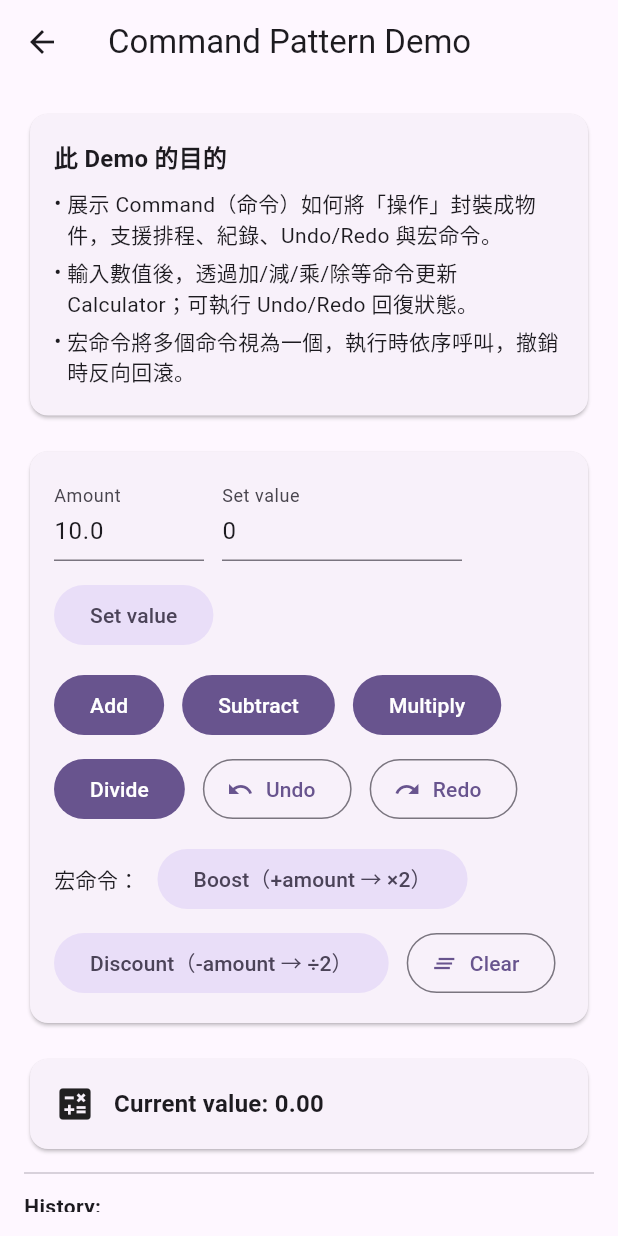
After one commit to doremichen/flutter_home, a Flutter app: the _CommandDemoBody screen opened directly, on a phone screen of 412 x 824 dp. The commit adds this screen. Run offline on Flutter 3.47's test engine with Material 3 defaults, Android fonts, the phone set to English and light mode, and no system bars; statements that could not run were skipped.

Commit message:
[DesignPatternDemo] add Command pattern demo

```diff
--- a/DesignPatternDemo/lib/data/patterns_data.dart
+++ b/DesignPatternDemo/lib/data/patterns_data.dart
@@ -12,6 +12,7 @@ import '../demos/abstract_factory/absfactory_demo.dart';
 import '../demos/adapter/adapter_demo.dart';
 import '../demos/builder/builder_demo.dart';
 import '../demos/chain_of_responsibility/cor_demo.dart';
+import '../demos/command/command_demo.dart';
 import '../demos/composite/composite_demo.dart';
 import '../demos/decorator/decorator_demo.dart';
 import '../demos/facade/facade_demo.dart';
@@ -37,7 +38,7 @@ DesignPattern(name: 'Facade', category: 'Structural', description: _descTBD, wid
 DesignPattern(name: 'Flyweight', category: 'Structural', description: _descTBD, widget: const FlyweightDemoPage()),
 DesignPattern(name: 'Proxy', category: 'Structural', description: _descTBD, widget: const ProxyDemoPage()),
 DesignPattern(name: 'Chain of Responsibility', category: 'Behavioral', description: _descTBD, widget: const CoRDemoPage()),
-DesignPattern(name: 'Command', category: 'Behavioral', description: _descTBD),
+DesignPattern(name: 'Command', category: 'Behavioral', description: _descTBD, widget: const CommandDemoPage()),
 DesignPattern(name: 'Interpreter', category: 'Behavioral', description: _descTBD),
 DesignPattern(name: 'Iterator', category: 'Behavioral', description: _descTBD),
 DesignPattern(name: 'Mediator', category: 'Behavioral', description: _descTBD),
--- a/DesignPatternDemo/lib/demos/chain_of_responsibility/pattern/cor_context.dart
+++ b/DesignPatternDemo/lib/demos/chain_of_responsibility/pattern/cor_context.dart
@@ -29,12 +29,6 @@ class ChainBuilder {
       if (withTier1) Tier1Handler(logStr: logStr),
       if (withTier2) Tier2Handler(logStr: logStr),
       if (withManager) ManagerHandler(logStr: logStr),
-      // if (withAuth) AuthHandler(logStr: logStr),
-      // if (withSpam) SpamHandler(logStr: logStr),
-      // if (withValidation) ValidationHandler(logStr: logStr),
-      // if (withTier1) Tier1Handler(logStr: logStr),
-      // if (withTier2) Tier2Handler(logStr: logStr),
-      // if (withManager) ManagerHandler(logStr: logStr),
     ];
 
     // 2. active handlers check
--- /dev/null
+++ b/DesignPatternDemo/lib/demos/command/command_demo.dart
@@ -0,0 +1,298 @@
+import 'package:flutter/material.dart.';
+import 'package:provider/provider.dart';
+
+import 'view_model/command_view_model.dart';
+
+
+class CommandDemoPage extends StatelessWidget {
+  const CommandDemoPage({super.key});
+
+  @override
+  Widget build(BuildContext context) {
+    return ChangeNotifierProvider(
+      create: (_) => CommandViewModel(),
+      child: const _CommandDemoBody(),
+    );
+  }
+
+}
+
+class _CommandDemoBody extends StatefulWidget {
+  const _CommandDemoBody();
+
+  @override
+  State<StatefulWidget> createState() => _CommandDemoBodyState();
+
+}
+
+class _CommandDemoBodyState extends State<_CommandDemoBody> {
+  // text editor controller
+  final _amountController = TextEditingController(text: '10');
+  final _setController = TextEditingController(text: '0');
+
+  // dispose
+  @override
+  void dispose() {
+    _amountController.dispose();
+    _setController.dispose();
+    super.dispose();
+  }
+
+
+  @override
+  Widget build(BuildContext context) {
+    return Consumer<CommandViewModel>(
+      builder: (context, vm, _) {
+        WidgetsBinding.instance.addPostFrameCallback((_) {
+          final msg = vm.lastToast;
+          if (msg != null) {
+            ScaffoldMessenger.of(context).showSnackBar(
+              SnackBar(content: Text(msg), duration: const Duration(seconds: 2)),
+            );
+            vm.lastToast = null;
+          }
+        });
+
+        final theme = Theme.of(context);
+
+        // sync input
+        _amountController.value = _amountController
+            .value
+            .copyWith(text: vm.value.toString());
+
+        return Scaffold(
+            appBar: AppBar(
+              title: const Text('Command Pattern Demo'),
+            ),
+          body: Padding(
+            padding: const EdgeInsets.all(16),
+            child: SingleChildScrollView(
+              child: Column(
+                crossAxisAlignment: CrossAxisAlignment.stretch,
+                children: [
+                  // --- Info Banner ---
+                  _InfoBanner(
+                    title: '此 Demo 的目的',
+                    lines: const [
+                      '展示 Command（命令）如何將「操作」封裝成物件，支援排程、紀錄、Undo/Redo 與宏命令。',
+                      '輸入數值後，透過加/減/乘/除等命令更新 Calculator；可執行 Undo/Redo 回復狀態。',
+                      '宏命令將多個命令視為一個，執行時依序呼叫，撤銷時反向回滾。',
+                    ],
+                  ),
+                  const SizedBox(height: 16),
+
+                  // --- Control region: input + basic + macro commands ---
+                  Card(
+                    child: Padding(
+                      padding: const EdgeInsets.all(16),
+                      child: Column(
+                        crossAxisAlignment: CrossAxisAlignment.stretch,
+                        children: [
+                          // Input fields
+                          Wrap(
+                            spacing: 12,
+                            runSpacing: 12,
+                            crossAxisAlignment: WrapCrossAlignment.center,
+                            children: [
+                              SizedBox(
+                                width: 100,
+                                child: TextField(
+                                  controller: _amountController,
+                                  decoration: const InputDecoration(
+                                    labelText: 'Amount',
+                                    hintText: '例如：10 / 2',
+                                  ),
+                                  keyboardType: TextInputType.number,
+                                  onChanged: (t) {
+                                    final v = double.tryParse(t) ?? vm.value;
+                                    vm.setAmount(v);
+                                  },
+                                ),
+                              ),
+
+                              SizedBox(
+                                width: 160,
+                                child: TextField(
+                                  controller: _setController,
+                                  decoration: const InputDecoration(
+                                    labelText: 'Set value',
+                                    hintText: '例如：0 / 100',
+                                  ),
+                                  keyboardType: TextInputType.number,
+                                ),
+                              ),
+
+                              FilledButton.tonal(
+                                onPressed: () {
+                                  final v = double.tryParse(_setController.text);
+                                  if (v != null) {
+                                    vm.setValue(v);
+                                  }
+                                },
+                                child: const Text('Set value'),
+                              ),
+                            ],
+                          ),
+
+                          const SizedBox(height: 12),
+
+                          // Basic commands
+                          Wrap(
+                            spacing: 12,
+                            runSpacing: 8,
+                            children: [
+                              FilledButton(onPressed: vm.add, child: const Text('Add')),
+                              FilledButton(onPressed: vm.sub, child: const Text('Subtract')),
+                              FilledButton(onPressed: vm.mul, child: const Text('Multiply')),
+                              FilledButton(onPressed: vm.div, child: const Text('Divide')),
+                              OutlinedButton.icon(
+                                onPressed: vm.undo,
+                                icon: const Icon(Icons.undo),
+                                label: const Text('Undo'),
+                              ),
+                              OutlinedButton.icon(
+                                onPressed: vm.redo,
+                                icon: const Icon(Icons.redo),
+                                label: const Text('Redo'),
+                              ),
+                            ],
+                          ),
+
+                          const SizedBox(height: 12),
+
+                          // Macro commands
+                          Wrap(
+                            spacing: 12,
+                            runSpacing: 8,
+                            crossAxisAlignment: WrapCrossAlignment.center,
+                            children: [
+                              const Text('宏命令：'),
+                              FilledButton.tonal(
+                                onPressed: vm.macroBoost,
+                                child: const Text('Boost（+amount → ×2）'),
+                              ),
+                              FilledButton.tonal(
+                                onPressed: vm.macroDiscount,
+                                child: const Text('Discount（-amount → ÷2）'),
+                              ),
+                              OutlinedButton.icon(
+                                onPressed: vm.clearAll,
+                                icon: const Icon(Icons.clear_all),
+                                label: const Text('Clear'),
+                              ),
+                            ],
+                          ),
+                        ],
+                      ),
+                    ),
+                  ),
+
+                  const SizedBox(height: 16),
+
+                  // --- Status card ---
+                  Card(
+                    child: Padding(
+                      padding: const EdgeInsets.all(16),
+                      child: Row(
+                        children: [
+                          const Icon(Icons.calculate, size: 28),
+                          const SizedBox(width: 12),
+                          Expanded(
+                            child: Text(
+                              'Current value: ${vm.cal_value.toStringAsFixed(2)}',
+                              style: theme.textTheme.titleMedium
+                                  ?.copyWith(fontWeight: FontWeight.bold),
+                            ),
+                          ),
+                        ],
+                      ),
+                    ),
+                  ),
+
+                  const Divider(height: 24),
+
+                  // --- History ---
+                  const Align(
+                    alignment: Alignment.centerLeft,
+                    child: Text('History:', style: TextStyle(fontWeight: FontWeight.bold)),
+                  ),
+                  Card(
+                    child: ListView.separated(
+                      padding: const EdgeInsets.all(16),
+                      shrinkWrap: true,
+                      physics: const NeverScrollableScrollPhysics(),
+                      itemCount: vm.history.length,
+                      separatorBuilder: (_, __) => const Divider(height: 12),
+                      itemBuilder: (_, i) => Text(vm.history[i]),
+                    ),
+                  ),
+
+                  // --- Logs ---
+                  if (vm.logs.isNotEmpty) ...[
+                    const SizedBox(height: 12),
+                    const Align(
+                      alignment: Alignment.centerLeft,
+                      child: Text('Logs:', style: TextStyle(fontWeight: FontWeight.bold)),
+                    ),
+                    SizedBox(
+                      height: 120,
+                      child: Card(
+                        child: ListView.separated(
+                          padding: const EdgeInsets.all(12),
+                          itemCount: vm.logs.length,
+                          separatorBuilder: (_, __) => const Divider(height: 8),
+                          itemBuilder: (_, i) => Text(vm.logs[i]),
+                        ),
+                      ),
+                    ),
+                  ],
+                ],
+              ),
+            ),
+          ),
+        );
+      }
+    );
+  }
+}
+
+
+class _InfoBanner extends StatelessWidget {
+  final String title;
+  final List<String> lines;
+  const _InfoBanner({required this.title, required this.lines});
+
+  @override
+  Widget build(BuildContext context) {
+    final theme = Theme.of(context);
+    final titleStyle =
+    theme.textTheme.titleMedium?.copyWith(fontWeight: FontWeight.bold);
+    final bodyStyle = theme.textTheme.bodyMedium;
+
+    return Card(
+      color: theme.colorScheme.surfaceContainerLow,
+      child: Padding(
+        padding: const EdgeInsets.all(16),
+        child: Column(
+          crossAxisAlignment: CrossAxisAlignment.start,
+          children: [
+            if (titleStyle != null) Text(title, style: titleStyle),
+            const SizedBox(height: 8),
+            ...lines.map(
+                  (t) => Padding(
+                padding: const EdgeInsets.only(bottom: 4),
+                child: Row(
+                  crossAxisAlignment: CrossAxisAlignment.start,
+                  children: [
+                    const Text('• '),
+                    Expanded(child: Text(t, style: bodyStyle)),
+                  ],
+                ),
+              ),
+            ),
+          ],
+        ),
+      ),
+    );
+  }
+}
--- /dev/null
+++ b/DesignPatternDemo/lib/demos/command/model/calculator.dart
@@ -0,0 +1,24 @@
+///
+/// calculator.dart
+/// Calculator
+///
+/// Created by Adam Chen on 2025/12/22.
+/// Copyright © 2025 Abb company. All rights reserved.
+///
+class Calculator {
+  double _value;
+  Calculator({double initialValue = 0}): _value = initialValue;
+
+  set value(double val) {
+    _value = val;
+  }
+
+  double get value {
+    double val = _value;
+    return val;
+  }
+
+  @override
+  String toString() => 'Calculator(value=${_value.toStringAsFixed(2)})';
+
+}
--- /dev/null
+++ b/DesignPatternDemo/lib/demos/command/pattern/command.dart
@@ -0,0 +1,186 @@
+///
+/// command.dart
+/// Command
+/// AddCommand
+/// SubtractCommand
+/// MultiplyCommand
+/// DivideCommand
+/// SetValueCommand
+/// MacroCommand
+///
+/// Created by Adam Chen on 2025/12/22.
+/// Copyright © 2025 Abb company. All rights reserved.
+///
+import '../model/calculator.dart';
+
+abstract class Command {
+  String get label;
+  bool execute();
+  bool undo();
+
+  @override
+  String toString() => label;
+}
+
+//Add command
+class AddCommand implements Command {
+  // input data
+  final Calculator _cal;
+  final double _value;
+
+  AddCommand(this._cal, this._value);
+
+  @override
+  bool execute() {
+    _cal.value += _value;
+    return true;
+  }
+
+  @override
+  String get label => 'Add $_value';
+
+  @override
+  bool undo() {
+    _cal.value -= _value;
+    return true;
+  }
+}
+
+// subtract command
+class SubtractCommand implements Command {
+  // input data
+  final Calculator _cal;
+  final double _value;
+
+  SubtractCommand(this._cal, this._value);
+
+  @override
+  bool execute() {
+    _cal.value -= _value;
+    return true;
+  }
+
+  @override
+  String get label => 'Subtract $_value';
+
+  @override
+  bool undo() {
+    _cal.value += _value;
+    return true;
+  }
+}
+
+// multiply command
+class MultiplyCommand implements Command {
+  // input data
+  final Calculator _cal;
+  final double _value;
+
+  MultiplyCommand(this._cal, this._value);
+
+  @override
+  bool execute() {
+    _cal.value *= _value;
+    return true;
+  }
+
+  @override
+  String get label => 'Multiply $_value';
+
+  @override
+  bool undo() {
+    if (_value == 0) return false;
+    _cal.value /= _value;
+    return true;
+  }
+}
+
+// divide command
+class DivideCommand implements Command {
+  final Calculator _cal;
+  final double _value;
+
+  DivideCommand(this._cal, this._value);
+
+  @override
+  bool execute() {
+    if (_value == 0) return false;
+    _cal.value /= _value;
+    return true;
+  }
+
+  @override
+  String get label => 'Divide $_value';
+
+  @override
+  bool undo() {
+    _cal.value *= _value;
+    return true;
+  }
+}
+
+// set value command
+class SetValueCommand implements Command {
+  final Calculator _cal;
+  final double newValue;
+  double? oldValue;
+
+  SetValueCommand(this._cal, this.newValue);
+
+
+  @override
+  bool execute() {
+    oldValue = _cal.value;
+    _cal.value = newValue;
+    return true;
+  }
+
+  @override
+  String get label => 'Set value = $newValue';
+
+  @override
+  bool undo() {
+    if (oldValue == null) return false;
+    _cal.value = oldValue!;
+    return true;
+  }
+}
+
+// macro command
+class MacroCommand implements Command {
+  final String name;
+  final List<Command> _commands;
+
+  MacroCommand(this.name, this._commands);
+
+  @override
+  bool execute() {
+    for (final cmd in _commands) {
+      if (!cmd.execute()) {
+        // undo
+        for (final r in _commands
+            .takeWhile((x) => x != cmd)
+            .toList()
+            .reversed) {
+          r.undo();
+        }
+        return false;
+      }
+    }
+    return true;
+  }
+
+  @override
+  String get label => 'Macro: $name';
+
+  @override
+  bool undo() {
+    for (final cmd in _commands.reversed) {
+      if (!cmd.undo()) {
+        return false;
+      }
+    }
+    return true;
+  }
+
+}
--- /dev/null
+++ b/DesignPatternDemo/lib/demos/command/pattern/command_invoker.dart
@@ -0,0 +1,62 @@
+///
+/// command.dart
+/// CommandInvoker
+///
+/// Created by Adam Chen on 2025/12/22.
+/// Copyright © 2025 Abb company. All rights reserved.
+///
+import 'command.dart';
+
+class CommandInvoker {
+  // _undoStack
+  final List<Command> _undo_stack = [];
+  // redoStack
+  final List<Command> _redo_stack = [];
+
+  // history
+  final List<String> history = [];
+
+  bool execute(Command cmd) {
+    if (cmd.execute()) {
+      _undo_stack.add(cmd);
+      _redo_stack.clear();
+      history.add('EXEC → ${cmd.label}');
+    } else {
+      history.add('FAILED → ${cmd.label}');
+      return false;
+    }
+    return true;
+  }
+
+  bool undo() {
+    if (_undo_stack.isEmpty) return false;
+    final c = _undo_stack.removeLast();
+    final ok = c.undo();
+    if (ok) {
+      _redo_stack.add(c);
+      history.add('UNDO ← ${c.label}');
+    } else {
+      history.add('UNDO FAILED ← ${c.label}');
+    }
+    return ok;
+  }
+
+  bool redo() {
+    if (_redo_stack.isEmpty) return false;
+    final c = _redo_stack.removeLast();
+    final ok = c.execute();
+    if (ok) {
+      _undo_stack
+          .add(c);
+      history.add('REDO → ${c.label}');
+    } else {
+      history.add('REDO FAILED → ${c.label}');
+    }
+    return ok;
+  }
+
+  void clearHistory() {
+    history.clear();
+  }
+
+}
--- /dev/null
+++ b/DesignPatternDemo/lib/demos/command/view_model/command_view_model.dart
@@ -0,0 +1,89 @@
+///
+/// command_view_model.dart
+/// CommandViewModel
+///
+/// Created by Adam Chen on 2025/12/22.
+/// Copyright © 2025 Abb company. All rights reserved.
+///
+import 'package:flutter/material.dart';
+
+import '../model/calculator.dart';
+import '../pattern/command.dart';
+import '../pattern/command_invoker.dart';
+
+class CommandViewModel extends ChangeNotifier {
+  // Calculator
+  final Calculator _cal = Calculator(initialValue: 0);
+  final CommandInvoker _invoker = CommandInvoker();
+
+  // input value
+  double value = 10.0;
+  String? _lastToast;
+  final List<String> logs = [];
+
+  // set amount
+  void setAmount(double v) {
+    value = v;
+    notifyListeners();
+  }
+
+  String? get lastToast => _lastToast;
+  set lastToast(String? v) {
+    _lastToast = v;
+    notifyListeners();
+  }
+
+  double get cal_value => _cal.value;
+  List<String> get history => _invoker.history;
+
+
+  // --- basic command ---
+  void add() => _exec(AddCommand(_cal, value));
+  void sub() => _exec(SubtractCommand(_cal, value));
+  void mul() => _exec(MultiplyCommand(_cal, value));
+  void div() => _exec(DivideCommand(_cal, value));
+  void setValue(double v) => _exec(SetValueCommand(_cal, v));
+
+  // macro command
+  void macroBoost() {
+    _exec(MacroCommand('Boost (+$value then ×2)', [
+      AddCommand(_cal, value),
+      MultiplyCommand(_cal, 2),
+    ]));
+  }
+  void macroDiscount() {
+    _exec(MacroCommand('Discount (÷2 then -$value)', [
+      DivideCommand(_cal, 2),
+      SubtractCommand(_cal, value),
+    ]));
+  }
+
+  // --- Undo / Redo ---
+  void undo() {
+    final ok = _invoker.undo();
+    _lastToast = ok ? 'Undo' : 'Nothing to undo';
+    notifyListeners();
+  }
+  void redo() {
+    final ok = _invoker.redo();
+    _lastToast = ok ? 'Redo' : 'Nothing to redo';
+    notifyListeners();
+  }
+
+  void clearAll() {
+    _cal.value = 0;
+    _invoker.clearHistory();
+    logs.clear();
+    _lastToast = 'All cleared';
+    notifyListeners();
+  }
+
+  // --- helper ---
+  void _exec(Command cmd) {
+    final ok = _invoker.execute(cmd);
+    _lastToast = ok ? 'OK: ${cmd.label}' : 'ERROR: ${cmd.label}';
+    logs.add('${ok ? "[OK]" : "[ERR]"} ${cmd.label} → value=${_cal.value.toStringAsFixed(2)}');
+    notifyListeners();
+  }
+
+}
```
